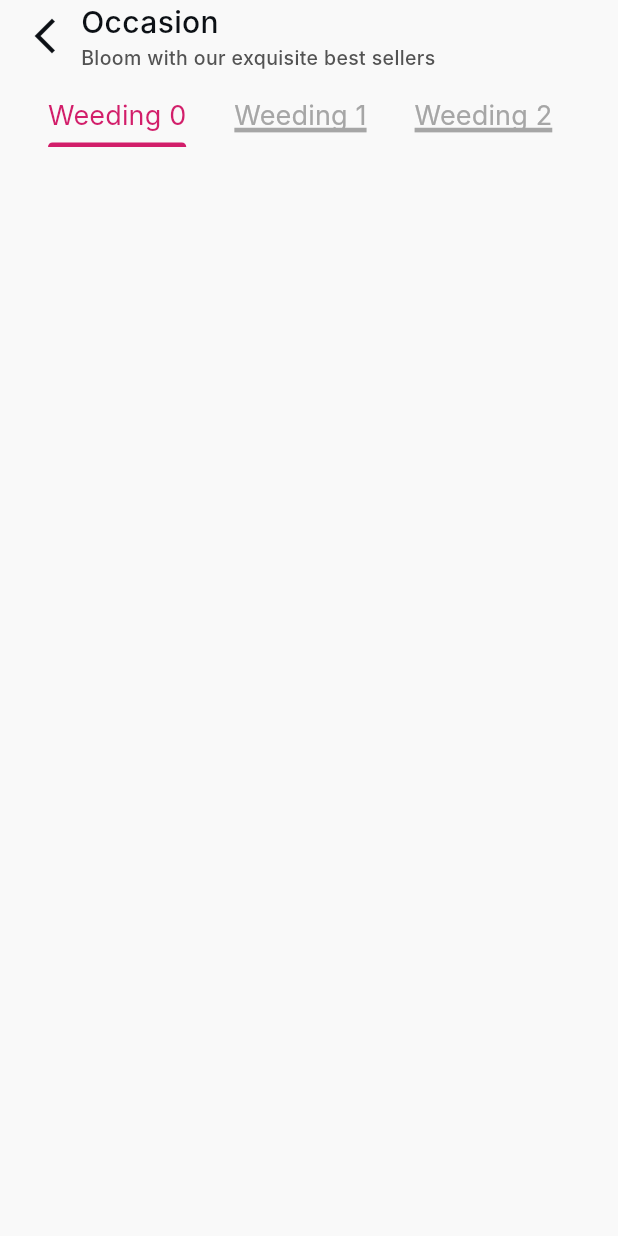
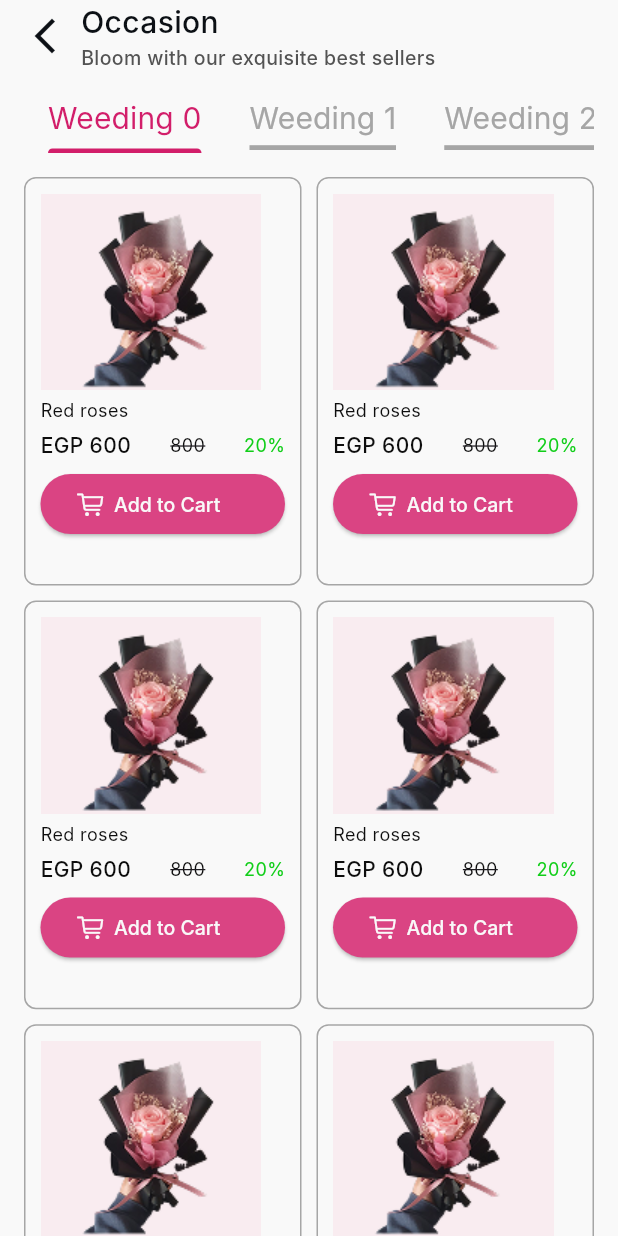
Before and after one commit to MahmoodEbrahim/flower_e_commerce, a Flutter app: the screen it shows after launch, on a phone screen of 412 x 824 dp. Run offline on Flutter 3.47's test engine with Material 3 defaults, Android fonts, the phone set to English and light mode, and no system bars; our stand-ins replace cached_network_image, device_preview, dio, get_it, google_fonts, injectable and 2 more; generated files the repository leaves out were written again; Roboto replaces fonts that are missing (Inter).

Commit message:
added gridview card

```diff
--- a/lib/config/theme/common_widgets/custom_flower_card.dart
+++ b/lib/config/theme/common_widgets/custom_flower_card.dart
@@ -5,9 +5,68 @@ import 'package:flutter/cupertino.dart';
 import 'package:flutter/material.dart';
 
 
-// class CustomCardFlower extends StatelessWidget {
-//   const CustomCardFlower({super.key});
-//
+class CustomCardFlower extends StatelessWidget {
+  const CustomCardFlower({super.key});
+
+  @override
+  Widget build(BuildContext context) {
+    return Container(
+      width: 163.0,
+      padding: EdgeInsets.all(10),
+      decoration: BoxDecoration(
+          borderRadius: BorderRadiusGeometry.circular(8.0),
+          border: Border.all(
+              width: 1.0,
+              color: AppColors.midGray
+          )
+      ),
+      child: Column(
+        crossAxisAlignment: CrossAxisAlignment.start,
+        children: [
+          Image.asset("assets/images/flower.png",width:147.0 ,
+            height:131.0 ,
+            fit: BoxFit.cover,),
+          SizedBox(height: 5.0,),
+          Text("Red roses",style: getRegularStyle(color:
+          AppColors.black[60]!,fontSize: 12.0),)
+          ,SizedBox(height: 5.0,),
+          Row(
+            mainAxisAlignment: MainAxisAlignment.spaceBetween,
+            children: [
+              Text("EGP 600 ",style: getMediumStyle(color:
+              AppColors.black[60]!,fontSize: 14.0),),
+              Text("800 ",style:
+              getRegularStyle(color:
+              AppColors.black[60]!,fontSize: 12.0).copyWith(
+                  decoration: TextDecoration.lineThrough
+              ),),
+              Text("20%",style:
+              getRegularStyle(color:
+              AppColors.green,fontSize: 12.0),),
+
+            ],
+          ),
+          SizedBox(height: 5.0,),
+          ElevatedButton(onPressed: (){}, child: Row(
+            children: [
+              Icon(CupertinoIcons.cart,color: AppColors.White,),
+              SizedBox(width: 7.0,),
+              Text("Add to Cart",style: getMediumStyle(color: AppColors.White,fontSize: 13.0),)
+            ],
+          ))
+        ],
+      ),
+    );
+  }
+}
+//class CustomCardFlower extends StatelessWidget {
+//   const CustomCardFlower({super.key,
+//   required this.image,required this.title,
+//     required this.newPrice, this.oldPrice,
+//     this.discount,
+//   });
+// final String image;final String title;final double newPrice;
+// final double? oldPrice; final int? discount;
 //   @override
 //   Widget build(BuildContext context) {
 //     return Container(
@@ -23,24 +82,33 @@ import 'package:flutter/material.dart';
 //       child: Column(
 //         crossAxisAlignment: CrossAxisAlignment.start,
 //         children: [
-//           Image.asset("assets/images/flower.png",width:147.0 ,
+//           CachedNetworkImage(imageUrl: image,width:147.0 ,
 //             height:131.0 ,
-//             fit: BoxFit.cover,),
+//             fit: BoxFit.cover,
+//           placeholder: (context,_)=>CircularProgressIndicator(),
+//           errorWidget: (context,_,error)=>Center(
+//             child: Icon(Icons.image_not_supported_rounded,
+//             color: AppColors.gray,
+//             size: 24.0,
+//             ),
+//           ),
+//           ),
+//
 //           SizedBox(height: 5.0,),
-//           Text("Red roses",style: getRegularStyle(color:
+//           Text(title,style: getRegularStyle(color:
 //           AppColors.black[60]!,fontSize: 12.0),)
 //           ,SizedBox(height: 5.0,),
 //           Row(
 //             mainAxisAlignment: MainAxisAlignment.spaceBetween,
 //             children: [
-//               Text("EGP 600 ",style: getMediumStyle(color:
+//               Text("EGP ${newPrice} ",style: getMediumStyle(color:
 //               AppColors.black[60]!,fontSize: 14.0),),
-//               Text("800 ",style:
+//               Text("${oldPrice}",style:
 //               getRegularStyle(color:
 //               AppColors.black[60]!,fontSize: 12.0).copyWith(
 //                   decoration: TextDecoration.lineThrough
 //               ),),
-//               Text("20%",style:
+//               Text("${discount}%",style:
 //               getRegularStyle(color:
 //               AppColors.green,fontSize: 12.0),),
 //
@@ -59,71 +127,3 @@ import 'package:flutter/material.dart';
 //     );
 //   }
 // }
-class CustomCardFlower extends StatelessWidget {
-  const CustomCardFlower({super.key,
-  required this.image,required this.title,
-    required this.newPrice,required this.oldPrice,
-   required this.discount,
-  });
-final String image;final String title;final double newPrice;
-final double oldPrice; final int discount;
-  @override
-  Widget build(BuildContext context) {
-    return Container(
-      width: 163.0,
-      padding: EdgeInsets.all(10),
-      decoration: BoxDecoration(
-          borderRadius: BorderRadiusGeometry.circular(8.0),
-          border: Border.all(
-              width: 1.0,
-              color: AppColors.midGray
-          )
-      ),
-      child: Column(
-        crossAxisAlignment: CrossAxisAlignment.start,
-        children: [
-          CachedNetworkImage(imageUrl: image,width:147.0 ,
-            height:131.0 ,
-            fit: BoxFit.cover,
-          placeholder: (context,_)=>CircularProgressIndicator(),
-          errorWidget: (context,_,error)=>Center(
-            child: Icon(Icons.image_not_supported_rounded,
-            color: AppColors.gray,
-            size: 24.0,
-            ),
-          ),
-          ),
-
-          SizedBox(height: 5.0,),
-          Text(title,style: getRegularStyle(color:
-          AppColors.black[60]!,fontSize: 12.0),)
-          ,SizedBox(height: 5.0,),
-          Row(
-            mainAxisAlignment: MainAxisAlignment.spaceBetween,
-            children: [
-              Text("EGP ${newPrice} ",style: getMediumStyle(color:
-              AppColors.black[60]!,fontSize: 14.0),),
-              Text("${oldPrice}",style:
-              getRegularStyle(color:
-              AppColors.black[60]!,fontSize: 12.0).copyWith(
-                  decoration: TextDecoration.lineThrough
-              ),),
-              Text("${discount}%",style:
-              getRegularStyle(color:
-              AppColors.green,fontSize: 12.0),),
-
-            ],
-          ),
-          SizedBox(height: 5.0,),
-          ElevatedButton(onPressed: (){}, child: Row(
-            children: [
-              Icon(CupertinoIcons.cart,color: AppColors.White,),
-              SizedBox(width: 7.0,),
-              Text("Add to Cart",style: getMediumStyle(color: AppColors.White,fontSize: 13.0),)
-            ],
-          ))
-        ],
-      ),
-    );
-  }
-}
--- a/lib/core/l10n/app_en.arb
+++ b/lib/core/l10n/app_en.arb
@@ -1,4 +1,5 @@
 {
-    "@@locale": "en"
-
+    "@@locale": "en",
+    "occasion": "Occasion",
+    "bloomWithOurExquisitebestSellers": "Bloom with our exquisite best sellers"
 }
--- a/lib/core/l10n/translations/app_localizations.dart
+++ b/lib/core/l10n/translations/app_localizations.dart
@@ -93,6 +93,18 @@ abstract class AppLocalizations {
 
   /// A list of this localizations delegate's supported locales.
   static const List<Locale> supportedLocales = <Locale>[Locale('en')];
+
+  /// No description provided for @occasion.
+  ///
+  /// In en, this message translates to:
+  /// **'Occasion'**
+  String get occasion;
+
+  /// No description provided for @bloomWithOurExquisitebestSellers.
+  ///
+  /// In en, this message translates to:
+  /// **'Bloom with our exquisite best sellers'**
+  String get bloomWithOurExquisitebestSellers;
 }
 
 class _AppLocalizationsDelegate
--- a/lib/features/home/presentation/views/pages/occasion_page.dart
+++ b/lib/features/home/presentation/views/pages/occasion_page.dart
@@ -1,5 +1,8 @@
 import 'package:flower_e_commerce/config/theme/app_color.dart';
 import 'package:flower_e_commerce/config/theme/font_style_manger.dart';
+import 'package:flower_e_commerce/core/l10n/translations/app_localizations.dart';
+import 'package:flower_e_commerce/features/home/presentation/views/widgets/occasion_grid.dart';
+import 'package:flower_e_commerce/features/home/presentation/views/widgets/occasion_tab_widget.dart';
 import 'package:flutter/material.dart';
 
 class OccasionPage extends StatefulWidget {
@@ -13,6 +16,7 @@ class _OccasionPageState extends State<OccasionPage> {
   int currIndex=0;
   @override
   Widget build(BuildContext context) {
+    var local=AppLocalizations.of(context);
     return Scaffold(
 
       backgroundColor: AppColors.White,
@@ -31,10 +35,10 @@ class _OccasionPageState extends State<OccasionPage> {
               Column(
                 crossAxisAlignment: CrossAxisAlignment.start,
                 children: [
-                  Text("Occasion",style: getMediumStyle(color: AppColors.lightBlack,
+                  Text(local!.occasion,style: getMediumStyle(color: AppColors.lightBlack,
                       fontSize: 20.0),),
 
-                  Text("Bloom with our exquisite best sellers",
+                  Text(local.bloomWithOurExquisitebestSellers,
                     style: getMediumStyle(color: AppColors.white[90]!,
                       fontSize: 13.0),),
 
@@ -57,36 +61,22 @@ onTap: (index){
               indicatorColor: AppColors.Pink,
               tabAlignment: TabAlignment.start,
               isScrollable: true,
-              dividerColor: Colors.transparent,
-              indicatorPadding: EdgeInsets.only(
-                  top:
-                  20),
+indicatorWeight: 2,
+
+dividerColor: Colors.transparent,
+
+
+indicatorPadding: EdgeInsets.only(
+),
               padding: EdgeInsets.zero,
 
               tabs: List.generate(10, (index)=>occasionTab(
-                  title: "Weeding $index",isSelected: index==currIndex,))),)
+                  title: "Weeding $index",
+                isSelected: index==currIndex,))),),
+         SizedBox(height: 16.0,),
+         Expanded(child: OccasionGrid())
        ],
      ),),)
     );
   }
 }
-class occasionTab extends StatelessWidget {
- const  occasionTab({ super.key,required this.title,this.isSelected=false});
-final String title;
- final bool isSelected;
-  @override
-  Widget build(BuildContext context) {
-    return
-      Text(title,
-
-      style: getRegularStyle(color:isSelected?
-    AppColors.Pink:AppColors.midGray,
-        fontSize: 18.0).copyWith(
-      decoration: isSelected==false? TextDecoration.underline:null,
-height: 2.1,
-
-decorationThickness:2.5,
-      decorationColor: isSelected?Colors.transparent:AppColors.midGray
-    ),);
-  }
-}
--- /dev/null
+++ b/lib/features/home/presentation/views/widgets/occasion_grid.dart
@@ -0,0 +1,17 @@
+import 'package:flower_e_commerce/config/theme/common_widgets/custom_flower_card.dart';
+import 'package:flutter/cupertino.dart';
+
+class OccasionGrid extends StatelessWidget {
+  const OccasionGrid({super.key});
+
+  @override
+  Widget build(BuildContext context) {
+    return  GridView.builder(gridDelegate: SliverGridDelegateWithFixedCrossAxisCount(crossAxisCount: 2,
+    crossAxisSpacing: 10,
+      mainAxisSpacing: 10,
+      childAspectRatio: 163/240
+    ), itemBuilder: (context,index){
+      return CustomCardFlower();
+    });
+  }
+}
--- /dev/null
+++ b/lib/features/home/presentation/views/widgets/occasion_tab_widget.dart
@@ -0,0 +1,46 @@
+import 'package:flower_e_commerce/config/theme/app_color.dart';
+import 'package:flower_e_commerce/config/theme/font_style_manger.dart';
+import 'package:flutter/cupertino.dart';
+
+class occasionTab extends StatelessWidget {
+  const  occasionTab({ super.key,required this.title,this.isSelected=false});
+  final String title;
+  final bool isSelected;
+  @override
+  Widget build(BuildContext context) {
+    return isSelected==false?
+    Stack(
+      alignment: Alignment.center,
+      children: [
+        Text(
+          title,
+          style: getRegularStyle(
+            color: AppColors.midGray,
+            fontSize: 20.0,
+
+          ).copyWith(
+              height: 2.1
+          ),
+        ),
+
+        Positioned(
+          left: 0,
+          right: 0,
+          bottom: -12,
+          child: Container(
+            height: 15.2,
+
+            color: AppColors.midGray,
+          ),
+        ),
+      ],
+    ):
+    Text(title,
+
+      style: getRegularStyle(color:isSelected?
+      AppColors.Pink:AppColors.midGray,
+          fontSize: 20.0).copyWith(
+          height: 2
+      ),);
+  }
+}
```
Also changed, not shown: lib/core/l10n/translations/app_localizations_en.dart (+7 -0 lines).
